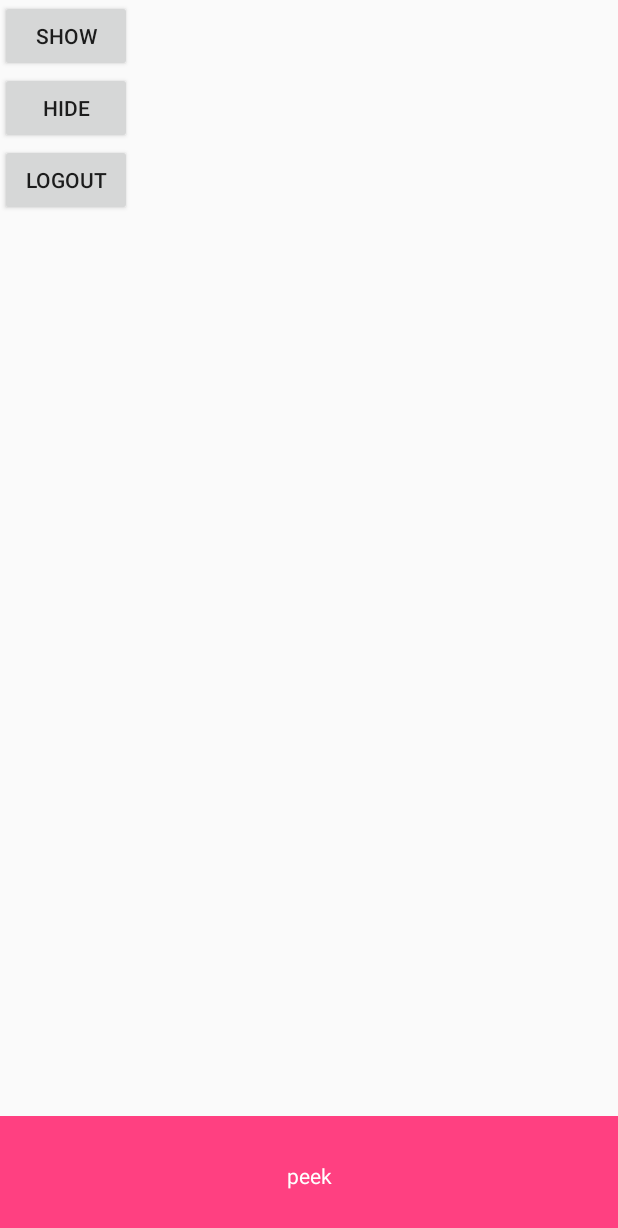
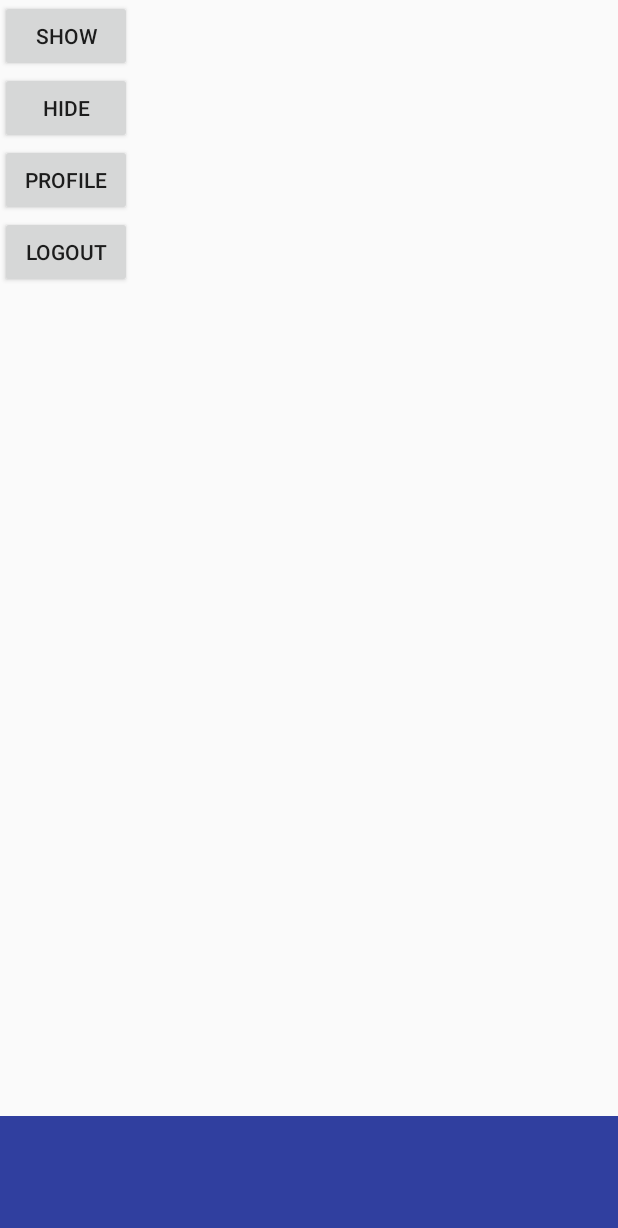
Before and after one commit to rickyirfandi/TestMapAPP_android, an Android app: the screen it shows after launch once a user with an empty profile is signed in (MapsActivity), after a tap on "HIDE", on a phone screen of 412 x 824 dp. Shown: the top 1228 px of the screen. Run offline under Robolectric (Android 15) with nearby library versions, the phone set to English and light mode, and no system bars; our stand-ins replace Firebase (no records; nobody signed in at launch, a user with empty details on screens opened directly); 1 statement that could not run was skipped.

Commit message:
Update more profile and maps activity

```diff
--- a/app/build.gradle
+++ b/app/build.gradle
@@ -35,4 +35,5 @@ dependencies {
 
 
 
+
 apply plugin: 'com.google.gms.google-services'
--- a/app/src/main/AndroidManifest.xml
+++ b/app/src/main/AndroidManifest.xml
@@ -8,7 +8,6 @@
          location permissions for the 'MyLocation' functionality.
     -->
     <uses-permission android:name="android.permission.ACCESS_FINE_LOCATION" />
-
     <uses-permission android:name="android.permission.CALL_PHONE" />
 
     <application
@@ -33,7 +32,7 @@
 
         <activity
             android:name=".MapsActivity"
-            android:label="@string/title_activity_maps"></activity>
+            android:label="@string/title_activity_maps" />
         <activity android:name=".LoginActivity">
             <intent-filter>
                 <action android:name="android.intent.action.MAIN" />
@@ -41,7 +40,8 @@
                 <category android:name="android.intent.category.LAUNCHER" />
             </intent-filter>
         </activity>
-        <activity android:name=".RegisterActivity"></activity>
+        <activity android:name=".RegisterActivity" />
+        <activity android:name=".ProfileActivity"></activity>
     </application>
 
 </manifest>
--- a/app/src/main/java/com/example/ardasatata/testmap2/MapsActivity.java
+++ b/app/src/main/java/com/example/ardasatata/testmap2/MapsActivity.java
@@ -43,6 +43,7 @@ public class MapsActivity extends FragmentActivity implements OnMapReadyCallback
 
     Button show;
     Button hide;
+    Button profile;
 
     Pedagang test1;
 
@@ -56,6 +57,7 @@ public class MapsActivity extends FragmentActivity implements OnMapReadyCallback
 
     TextView bottomSheet1;
     Button bottomSheetCall;
+    Button bottomSheetPanggil;
 
     String[] PERMISSIONS = {Manifest.permission.CALL_PHONE};
 
@@ -79,6 +81,8 @@ public class MapsActivity extends FragmentActivity implements OnMapReadyCallback
 
         bottomSheet1 = findViewById(R.id.bottomSheetText1);
         bottomSheetCall = findViewById(R.id.bottomSheetCall);
+        bottomSheetPanggil = findViewById(R.id.bottomSheetPanggil);
+
 
         firebaseAuth = FirebaseAuth.getInstance();
 
@@ -111,7 +115,7 @@ public class MapsActivity extends FragmentActivity implements OnMapReadyCallback
                             .position(new com.google.android.gms.maps.model.LatLng(pedagang.getLatlng().getLatitude(), pedagang.getLatlng().getLongitude()))
                             //.anchor(0.5f, 0.5f)
                             .title(pedagang.getNamaDagang())
-                            .snippet(pedagang.getInfo())
+                            .snippet(pedagang.getNamaDagang())
                     );
                 }
             }
@@ -124,6 +128,16 @@ public class MapsActivity extends FragmentActivity implements OnMapReadyCallback
 
         show = findViewById(R.id.show);
         hide = findViewById(R.id.hide);
+        profile = findViewById(R.id.profile);
+
+        profile.setOnClickListener(new View.OnClickListener() {
+            @Override
+            public void onClick(View view) {
+                startActivity(new Intent(getApplicationContext(), ProfileActivity.class));
+                //close this activity
+            }
+        });
+
         Button buttonLogout = (Button) findViewById(R.id.logoutMaps);
 
         buttonLogout.setOnClickListener(new View.OnClickListener() {
@@ -206,7 +220,7 @@ public class MapsActivity extends FragmentActivity implements OnMapReadyCallback
 
         mMap.setOnMarkerClickListener(new GoogleMap.OnMarkerClickListener() {
             @Override
-            public boolean onMarkerClick(Marker marker) {
+            public boolean onMarkerClick(final Marker marker) {
                 Context context = getApplicationContext();
                 CharSequence text = test1.getInfo();
                 int duration = Toast.LENGTH_SHORT;
@@ -236,6 +250,13 @@ public class MapsActivity extends FragmentActivity implements OnMapReadyCallback
                     }
                 });
 
+                bottomSheetPanggil.setOnClickListener(new View.OnClickListener() {
+                    @Override
+                    public void onClick(View view) {
+                        DatabaseReference refPanggil = FirebaseDatabase.getInstance().getReference("pedagang").child(marker.getSnippet()).child();
+                    }
+                });
+
                 mMap.moveCamera(CameraUpdateFactory.newLatLng(marker.getPosition()));
 
                 Toast toast = Toast.makeText(context, text, duration);
--- a/app/src/main/res/layout/activity_maps.xml
+++ b/app/src/main/res/layout/activity_maps.xml
@@ -34,6 +34,12 @@
             android:text="Hide" />
 
         <Button
+            android:id="@+id/profile"
+            android:layout_width="wrap_content"
+            android:layout_height="wrap_content"
+            android:text="Profile" />
+
+        <Button
             android:id="@+id/logoutMaps"
             android:layout_width="wrap_content"
             android:layout_height="wrap_content"
--- a/app/src/main/res/layout/bottom_sheet.xml
+++ b/app/src/main/res/layout/bottom_sheet.xml
@@ -5,7 +5,7 @@
     android:id="@+id/bottom_sheet"
     android:layout_width="match_parent"
     android:layout_height="260dp"
-    android:background="@android:color/darker_gray"
+    android:background="@android:color/white"
     android:orientation="vertical"
     app:behavior_hideable="true"
     app:behavior_peekHeight="80dp"
@@ -15,33 +15,48 @@
         android:layout_width="match_parent"
         android:layout_height="80dp"
         android:layout_weight="0"
-        android:background="@color/colorAccent"
+        android:background="@color/colorPrimaryDark"
         android:gravity="center"
-        android:text="peek"
         android:textColor="@android:color/white" />
 
     <LinearLayout
         android:layout_width="match_parent"
         android:layout_height="match_parent"
         android:layout_weight="0"
-        android:gravity="center"
-        android:orientation="horizontal">
+        android:gravity="center_vertical|fill_vertical"
+        android:orientation="vertical">
 
         <TextView
             android:id="@+id/bottomSheetText1"
-            android:layout_width="wrap_content"
+            android:layout_width="match_parent"
             android:layout_height="wrap_content"
             android:layout_weight="1"
             android:text="TextView"
-            android:textAlignment="center"
-            android:textSize="24sp" />
+            android:textAlignment="textStart"
+            android:textSize="24sp"
+            android:paddingLeft="8dp"/>
 
-        <Button
-            android:id="@+id/bottomSheetCall"
-            android:layout_width="wrap_content"
+        <LinearLayout
+            android:layout_width="match_parent"
             android:layout_height="wrap_content"
             android:layout_weight="1"
-            android:text="Tilpun" />
+            android:gravity="center"
+            android:orientation="horizontal">
+
+            <Button
+                android:id="@+id/bottomSheetCall"
+                android:layout_width="wrap_content"
+                android:layout_height="wrap_content"
+                android:layout_weight="1"
+                android:text="Telpon" />
+
+            <Button
+                android:id="@+id/bottomSheetPanggil"
+                android:layout_width="wrap_content"
+                android:layout_height="wrap_content"
+                android:layout_weight="1"
+                android:text="Panggil Kesini" />
+        </LinearLayout>
     </LinearLayout>
 
 
--- a/build.gradle
+++ b/build.gradle
@@ -7,7 +7,7 @@ buildscript {
         jcenter()
     }
     dependencies {
-        classpath 'com.android.tools.build:gradle:3.0.1'
+        classpath 'com.android.tools.build:gradle:3.1.2'
 
 
         // NOTE: Do not place your application dependencies here; they belong
```
Also changed, not shown: app/src/main/java/com/example/ardasatata/testmap2/ProfileActivity.java (added, +80 -0 lines), app/src/main/java/com/example/ardasatata/testmap2/User.java (+16 -0 lines), app/src/main/res/layout/activity_profile.xml (added, +61 -0 lines), gradle/wrapper/gradle-wrapper.properties.
